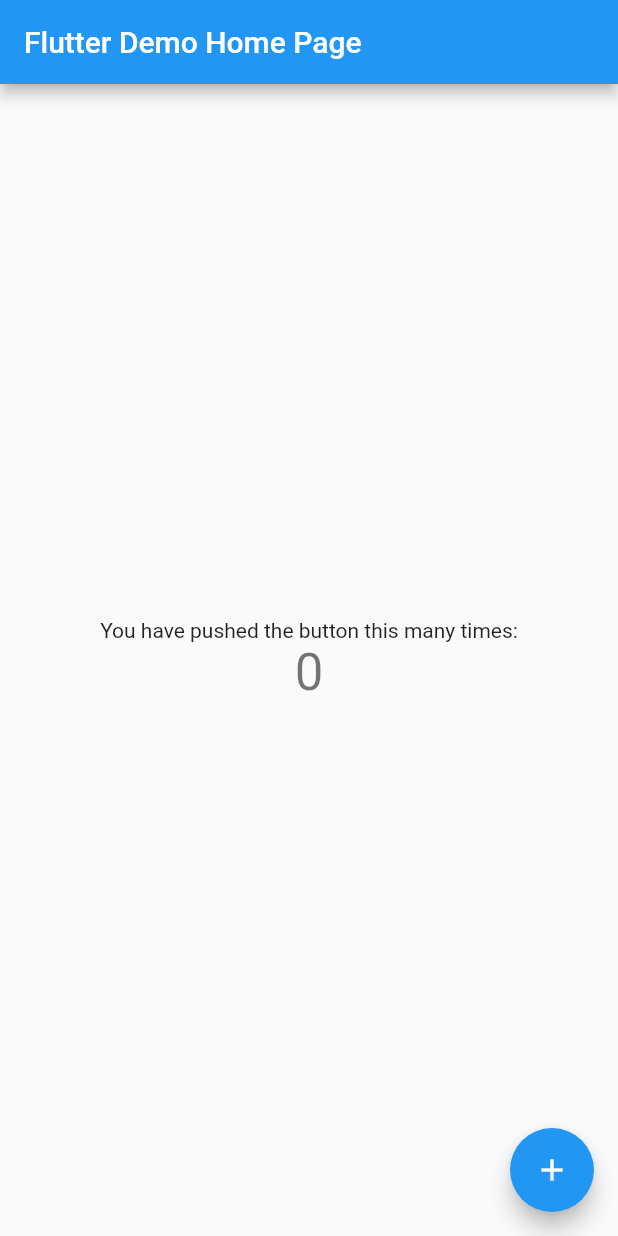
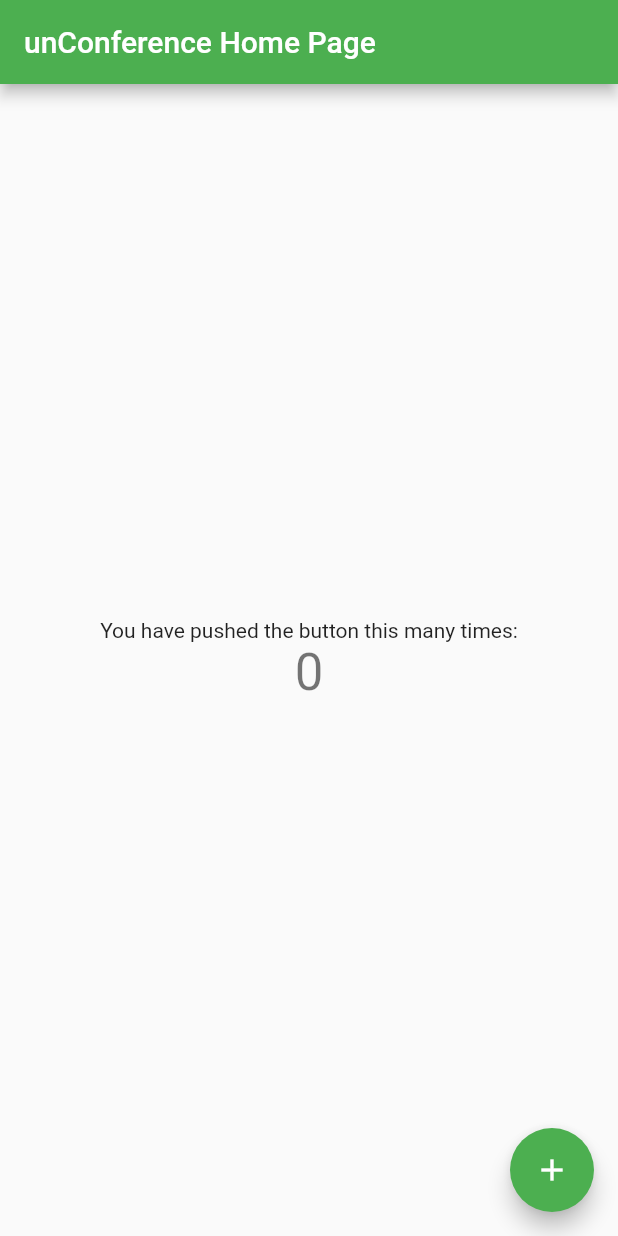
Before and after one commit to tamzi/unConference, a Flutter app: the screen it shows after launch, on a phone screen of 412 x 824 dp. Run offline on Flutter 3.47's test engine with Material 2 defaults, Android fonts, the phone set to English and light mode, and no system bars.

Commit message:
Adding develop branch and updateing all names to unconfernce App

```diff
--- a/unConference/lib/main.dart
+++ b/unConference/lib/main.dart
@@ -7,7 +7,7 @@ class MyApp extends StatelessWidget {
   @override
   Widget build(BuildContext context) {
     return MaterialApp(
-      title: 'Flutter Demo',
+      title: 'unConference',
       theme: ThemeData(
         // This is the theme of your application.
         //
@@ -18,9 +18,9 @@ class MyApp extends StatelessWidget {
         // or simply save your changes to "hot reload" in a Flutter IDE).
         // Notice that the counter didn't reset back to zero; the application
         // is not restarted.
-        primarySwatch: Colors.blue,
+        primarySwatch: Colors.green,
       ),
-      home: MyHomePage(title: 'Flutter Demo Home Page'),
+      home: MyHomePage(title: 'unConference Home Page'),
     );
   }
 }
```
Also changed, not shown: unConference/lib/ui/screens/dckesplash.dart (deleted), unConference/lib/ui/screens/uncon_splash_screen.dart (added), unConference/lib/ui/widgets/uncon_button.dart (renamed from unConference/lib/ui/dcke_button.dart), 1 other file.
